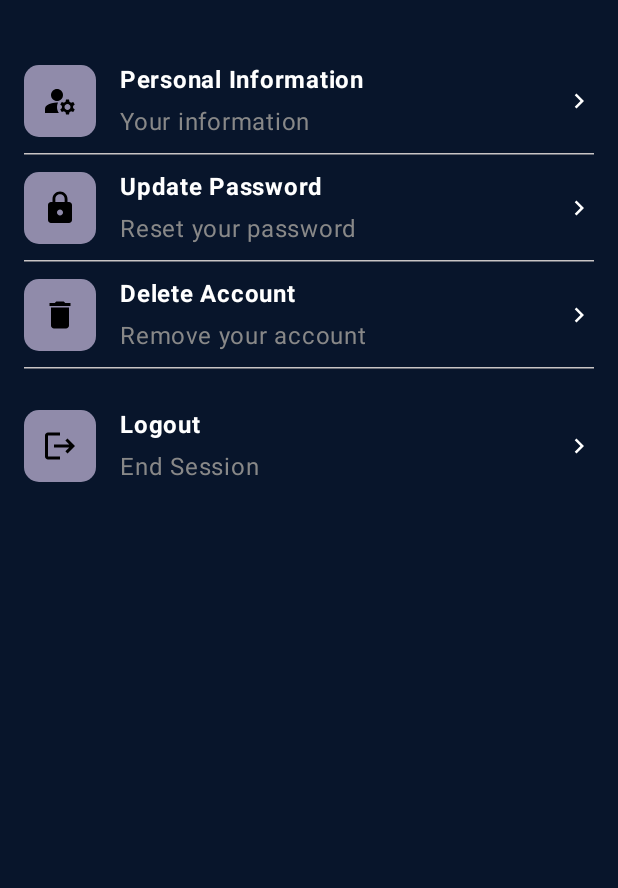
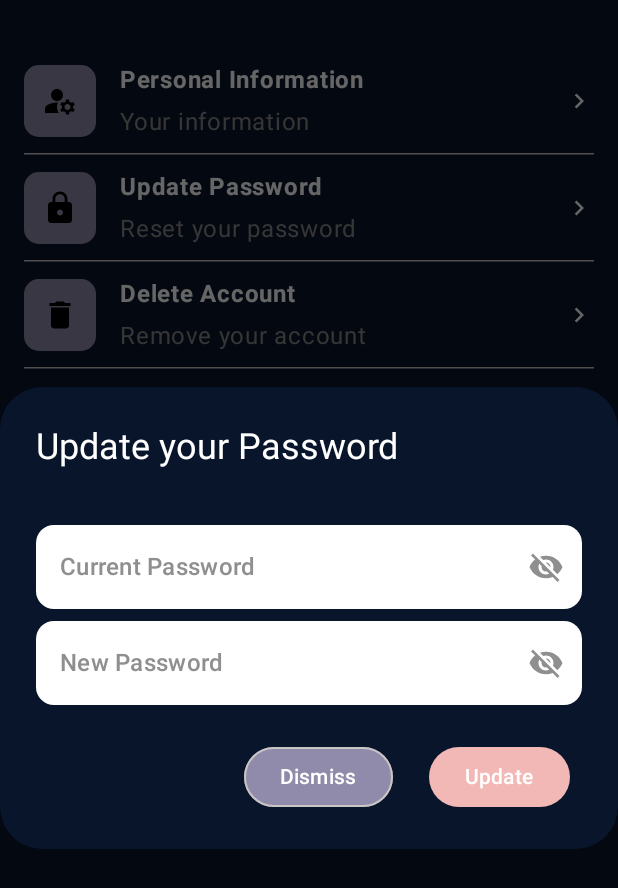
Before and after one commit to dev-dash0/Mobile-DevDash, an Android app built with Jetpack Compose: the composable MoreScreen called with empty values, after a tap on "Update Password", on a phone screen of 412 x 824 dp. Shown: the top 888 px of the screen. Run offline under Robolectric (Android 15) with nearby library versions, the phone set to English and light mode, and no system bars; our stand-ins replace Dagger/Hilt's generated code.

Commit message:
Add update password & delete account

```diff
--- a/app/src/main/java/com/elfeky/devdash/ui/screens/main_screens/more/MoreScreen.kt
+++ b/app/src/main/java/com/elfeky/devdash/ui/screens/main_screens/more/MoreScreen.kt
@@ -1,5 +1,6 @@
 package com.elfeky.devdash.ui.screens.main_screens.more
 
+import android.widget.Toast
 import androidx.compose.foundation.layout.Column
 import androidx.compose.foundation.layout.Spacer
 import androidx.compose.foundation.layout.fillMaxSize
@@ -12,12 +13,14 @@ import androidx.compose.material.icons.filled.Lock
 import androidx.compose.material.icons.filled.ManageAccounts
 import androidx.compose.material3.HorizontalDivider
 import androidx.compose.runtime.Composable
+import androidx.compose.runtime.LaunchedEffect
 import androidx.compose.runtime.getValue
 import androidx.compose.runtime.mutableStateOf
 import androidx.compose.runtime.setValue
 import androidx.compose.runtime.remember
 import androidx.compose.ui.Alignment
 import androidx.compose.ui.Modifier
+import androidx.compose.ui.platform.LocalContext
 import androidx.compose.ui.tooling.preview.Preview
 import androidx.compose.ui.unit.dp
 import androidx.hilt.navigation.compose.hiltViewModel
@@ -25,9 +28,11 @@ import androidx.navigation.NavController
 import androidx.navigation.compose.rememberNavController
 import com.elfeky.devdash.navigation.app_navigation.AppScreen
 import com.elfeky.devdash.navigation.main_navigation.MainScreen
+import com.elfeky.devdash.ui.screens.main_screens.more.components.ChangePasswordDialog
 import com.elfeky.devdash.ui.screens.main_screens.more.components.IconAndTextMoreItem
 import com.elfeky.devdash.ui.screens.main_screens.more.components.SureAlertDialog
 import com.elfeky.devdash.ui.theme.DevDashTheme
+import com.elfeky.domain.model.ChangePasswordRequest
 import com.elfeky.domain.model.LoginResponse
 
 @Composable
@@ -39,9 +44,11 @@ fun MoreScreen(
     accessToken: String,
     refreshToken: String
 ) {
-
+    var showChangePasswordDialog by remember { mutableStateOf(false) }
     var showLogoutDialog by remember { mutableStateOf(false) }
     var showDeleteAccountDialog by remember { mutableStateOf(false) }
+
+    val context = LocalContext.current
 
     val state = viewModel.state.value
 
@@ -68,7 +75,9 @@ fun MoreScreen(
             secondaryText = "Reset your password",
             logo = Icons.Default.Lock,
             contentDescription = "Update Password",
-        ) { }
+        ) {
+            showChangePasswordDialog = true
+        }
         HorizontalDivider()
         IconAndTextMoreItem(
             primaryText = "Delete Account",
@@ -89,6 +98,21 @@ fun MoreScreen(
             showLogoutDialog = true
         }
 
+        if (showChangePasswordDialog) {
+            ChangePasswordDialog(
+                onDismiss = { showChangePasswordDialog = false },
+                onConfirm = { currentPassword, newPassword ->
+                    viewModel.changePassword(
+                        accessToken = accessToken,
+                        changePasswordRequest = ChangePasswordRequest(
+                            currentPassword = currentPassword,
+                            newPassword = newPassword
+                        )
+                    )
+                },
+                error = state.changePasswordError
+            )
+        }
 
 
         if (showLogoutDialog) {
@@ -111,16 +135,24 @@ fun MoreScreen(
             SureAlertDialog(
                 onDismiss = { showDeleteAccountDialog = false },
                 onConfirm = {
-                    showDeleteAccountDialog = false
+                    viewModel.deleteAccount(accessToken)
                 },
                 action = "Delete Account",
-                error = ""
+                error = state.deleteAccountError
             )
         }
 
+        if (state.passwordChanged){
+            showChangePasswordDialog = false
+            LaunchedEffect(Unit) {
+                Toast.makeText(context, "Password Updated", Toast.LENGTH_SHORT).show()
+            }
+        }
 
-        if (state.isLoggedOut) {
+
+        if (state.isLoggedOut || state.isAccountDeleted) {
             showLogoutDialog = false
+            showDeleteAccountDialog = false
             viewModel.eraseLoginResponse()
             appNavController.navigate(AppScreen.SignInScreen.route) {
                 popUpTo(0) {
--- a/app/src/main/java/com/elfeky/devdash/ui/screens/main_screens/more/MoreScreenState.kt
+++ b/app/src/main/java/com/elfeky/devdash/ui/screens/main_screens/more/MoreScreenState.kt
@@ -5,9 +5,19 @@ import com.elfeky.domain.model.UserProfile
 data class MoreScreenState(
     val isLoadingLogout: Boolean = false,
     val isLoggedOut: Boolean = false,
+
     val userProfile: UserProfile? = null,
     val isProfileLoading: Boolean = true,
+
+    val isLoadingDelete: Boolean = false,
+    val isAccountDeleted: Boolean = false,
+
+    val isLoadingChangePassword: Boolean = false,
+    val passwordChanged: Boolean = false,
+
     val logoutError: String = "",
-    val profileError: String = ""
+    val profileError: String = "",
+    val deleteAccountError: String = "",
+    val changePasswordError: String = "",
 
-)
+    )
--- /dev/null
+++ b/app/src/main/java/com/elfeky/devdash/ui/screens/main_screens/more/components/ChangePasswordDialog.kt
@@ -0,0 +1,89 @@
+package com.elfeky.devdash.ui.screens.main_screens.more.components
+
+import androidx.compose.foundation.layout.Arrangement
+import androidx.compose.foundation.layout.Column
+import androidx.compose.foundation.layout.Spacer
+import androidx.compose.foundation.layout.fillMaxWidth
+import androidx.compose.foundation.layout.height
+import androidx.compose.foundation.layout.padding
+import androidx.compose.material3.AlertDialog
+import androidx.compose.material3.Button
+import androidx.compose.material3.ButtonDefaults
+import androidx.compose.material3.MaterialTheme
+import androidx.compose.material3.OutlinedButton
+import androidx.compose.material3.Text
+import androidx.compose.runtime.Composable
+import androidx.compose.runtime.getValue
+import androidx.compose.runtime.mutableStateOf
+import androidx.compose.runtime.remember
+import androidx.compose.runtime.setValue
+import androidx.compose.ui.Alignment
+import androidx.compose.ui.Modifier
+import androidx.compose.ui.unit.dp
+import com.elfeky.devdash.ui.common.component.InputField
+
+@Composable
+fun ChangePasswordDialog(
+    onDismiss: () -> Unit,
+    onConfirm: (currentPassword:String, newPassword:String) -> Unit,
+    error: String
+) {
+    var currentPassword by remember { mutableStateOf("") }
+    var newPassword by remember { mutableStateOf("") }
+    AlertDialog(
+        containerColor = MaterialTheme.colorScheme.background,
+        onDismissRequest = onDismiss,
+        title = {
+            Text("Update your Password", color = MaterialTheme.colorScheme.onBackground)
+        },
+        text = {
+            Column(
+                verticalArrangement = Arrangement.Center,
+                horizontalAlignment = Alignment.CenterHorizontally
+            ) {
+                Text(
+                    error,
+                    color = MaterialTheme.colorScheme.error
+                )
+                InputField(
+                    value = currentPassword,
+                    onValueChange = { currentPassword = it },
+                    placeholderText = "Current Password",
+                    modifier = Modifier.fillMaxWidth(),
+                    isPassword = true
+                )
+                Spacer(Modifier.height(8.dp))
+                InputField(
+                    value = newPassword,
+                    onValueChange = { newPassword = it },
+                    placeholderText = "New Password",
+                    modifier = Modifier.fillMaxWidth(),
+                    isPassword = true
+                )
+            }
+
+        },
+        confirmButton = {
+            Button(
+                onClick = { onConfirm(currentPassword, newPassword) },
+                modifier = Modifier
+                    .padding(horizontal = 8.dp),
+                colors = ButtonDefaults.buttonColors(MaterialTheme.colorScheme.error)
+
+
+            ) {
+                Text("Update", color = MaterialTheme.colorScheme.onBackground)
+            }
+        },
+        dismissButton = {
+            OutlinedButton(
+                onClick = onDismiss,
+                modifier = Modifier
+                    .padding(horizontal = 8.dp),
+                colors = ButtonDefaults.buttonColors(MaterialTheme.colorScheme.surface)
+            ) {
+                Text("Dismiss", color = MaterialTheme.colorScheme.onBackground)
+            }
+        }
+    )
+}
--- /dev/null
+++ b/domain/src/main/java/com/elfeky/domain/model/ChangePasswordRequest.kt
@@ -0,0 +1,6 @@
+package com.elfeky.domain.model
+
+data class ChangePasswordRequest(
+    val currentPassword: String,
+    val newPassword: String
+)
--- a/domain/src/main/java/com/elfeky/domain/repo/AuthenticationRepo.kt
+++ b/domain/src/main/java/com/elfeky/domain/repo/AuthenticationRepo.kt
@@ -1,5 +1,6 @@
 package com.elfeky.domain.repo
 
+import com.elfeky.domain.model.ChangePasswordRequest
 import com.elfeky.domain.model.LoginRequest
 import com.elfeky.domain.model.LoginResponse
 import com.elfeky.domain.model.User
@@ -11,4 +12,6 @@ interface AuthenticationRepo {
     suspend fun signup(user: User)
     suspend fun getProfile(accessToken: String): UserProfile
     suspend fun logout(loginResponse: LoginResponse)
+    suspend fun changePassword(accessToken: String,changePasswordRequest: ChangePasswordRequest)
+    suspend fun deleteAccount(accessToken: String)
 }
```
Also changed, not shown: app/src/main/java/com/elfeky/devdash/di/UseCaseModule.kt (+14 -0 lines), app/src/main/java/com/elfeky/devdash/ui/screens/main_screens/more/MoreViewModel.kt (+53 -0 lines), app/src/main/java/com/elfeky/devdash/ui/screens/main_screens/more/components/profile_screen/ProfileScreen.kt (+15 -8 lines), data/src/main/java/com/elfeky/data/remote/AuthenticationApiService.kt (+13 -1 lines), data/src/main/java/com/elfeky/data/repo/AuthenticationRepoImpl.kt (+14 -1 lines), domain/src/main/java/com/elfeky/domain/usecase/ChangePasswordUseCase.kt (added, +30 -0 lines), domain/src/main/java/com/elfeky/domain/usecase/DeleteAccountUseCase.kt (added, +22 -0 lines).
